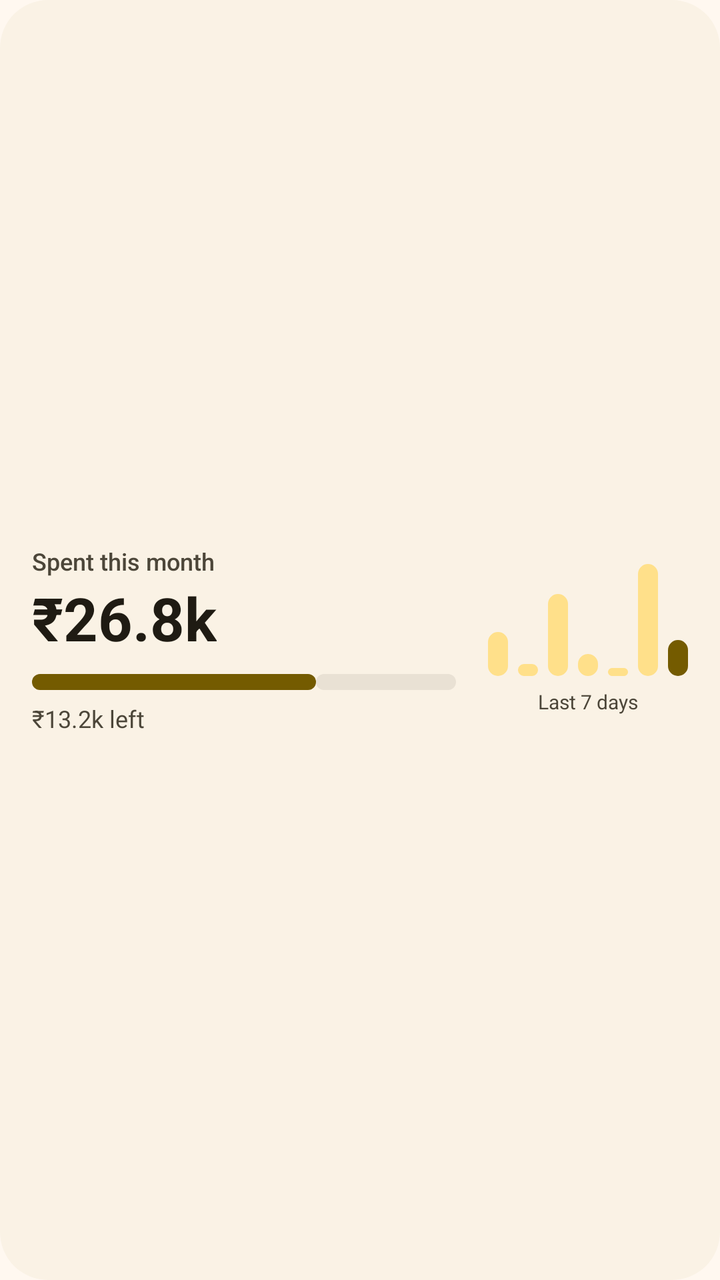
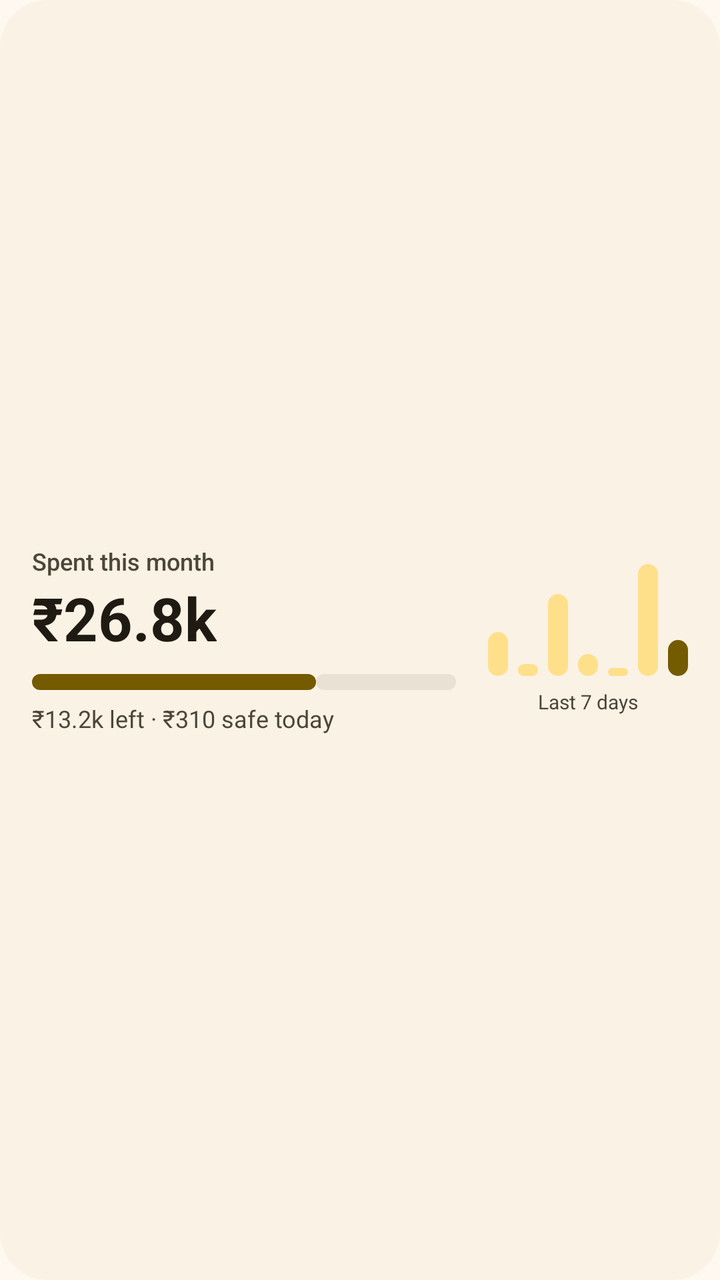

Compare the two renders of this Android layout. The source of the first and the diff that turns it into the second are given below.
<!-- AndroidManifest.xml: application theme Theme.Midas -->
<!-- res/layout/widget_preview_spending.xml -->
<?xml version="1.0" encoding="utf-8"?>
<LinearLayout xmlns:android="http://schemas.android.com/apk/res/android"
    xmlns:tools="http://schemas.android.com/tools"
    tools:ignore="HardcodedText,ContentDescription,DisableBaselineAlignment,SmallSp,UseCompoundDrawables"
    android:layout_width="match_parent" android:layout_height="match_parent"
    android:background="@drawable/widget_preview_bg" android:orientation="horizontal"
    android:gravity="center_vertical" android:padding="16dp">

    <LinearLayout android:layout_width="0dp" android:layout_height="wrap_content" android:layout_weight="1" android:orientation="vertical">
        <TextView android:layout_width="wrap_content" android:layout_height="wrap_content" android:text="Spent this month"
            android:textColor="@color/widget_on_surface_variant" android:textSize="12sp" android:fontFamily="sans-serif-medium" />
        <TextView android:layout_width="wrap_content" android:layout_height="wrap_content" android:text="₹26.8k"
            android:textColor="@color/widget_on_surface" android:textSize="30sp" android:textStyle="bold" />
        <LinearLayout android:layout_width="match_parent" android:layout_height="8dp" android:layout_marginTop="8dp" android:orientation="horizontal">
            <ImageView android:layout_width="0dp" android:layout_height="match_parent" android:layout_weight="67" android:src="@drawable/widget_preview_bar_hi" android:scaleType="fitXY" />
            <ImageView android:layout_width="0dp" android:layout_height="match_parent" android:layout_weight="33" android:src="@drawable/widget_preview_track" android:scaleType="fitXY" />
        </LinearLayout>
        <TextView android:layout_width="wrap_content" android:layout_height="wrap_content" android:layout_marginTop="6dp" android:text="₹13.2k left"
            android:textColor="@color/widget_on_surface_variant" android:textSize="12sp" />
    </LinearLayout>

    <LinearLayout android:layout_width="wrap_content" android:layout_height="wrap_content" android:layout_marginStart="16dp"
        android:orientation="vertical" android:gravity="center_horizontal">
        <LinearLayout android:layout_width="wrap_content" android:layout_height="56dp" android:orientation="horizontal" android:gravity="bottom">
            <ImageView android:layout_width="10dp" android:layout_height="22dp" android:src="@drawable/widget_preview_bar" android:scaleType="fitXY" />
            <ImageView android:layout_width="10dp" android:layout_height="6dp" android:layout_marginStart="5dp" android:src="@drawable/widget_preview_bar" android:scaleType="fitXY" />
            <ImageView android:layout_width="10dp" android:layout_height="41dp" android:layout_marginStart="5dp" android:src="@drawable/widget_preview_bar" android:scaleType="fitXY" />
            <ImageView android:layout_width="10dp" android:layout_height="11dp" android:layout_marginStart="5dp" android:src="@drawable/widget_preview_bar" android:scaleType="fitXY" />
            <ImageView android:layout_width="10dp" android:layout_height="4dp" android:layout_marginStart="5dp" android:src="@drawable/widget_preview_bar" android:scaleType="fitXY" />
            <ImageView android:layout_width="10dp" android:layout_height="56dp" android:layout_marginStart="5dp" android:src="@drawable/widget_preview_bar" android:scaleType="fitXY" />
            <ImageView android:layout_width="10dp" android:layout_height="18dp" android:layout_marginStart="5dp" android:src="@drawable/widget_preview_bar_hi" android:scaleType="fitXY" />
        </LinearLayout>
        <TextView android:layout_width="wrap_content" android:layout_height="wrap_content" android:layout_marginTop="6dp" android:text="Last 7 days"
            android:textColor="@color/widget_on_surface_variant" android:textSize="10sp" />
    </LinearLayout>
</LinearLayout>
<!-- resources referenced by this layout -->
<resources>
  <color name="widget_on_surface">#1F1B13</color>
  <color name="widget_on_surface_variant">#4C4639</color>
  <!-- drawable widget_preview_bar (drawable) -->
  <shape xmlns:android="http://schemas.android.com/apk/res/android" android:shape="rectangle">
      <solid android:color="@color/widget_primary_container" />
      <corners android:radius="5dp" />
  </shape>
  <!-- drawable widget_preview_bar_hi (drawable) -->
  <shape xmlns:android="http://schemas.android.com/apk/res/android" android:shape="rectangle">
      <solid android:color="@color/widget_primary" />
      <corners android:radius="5dp" />
  </shape>
  <!-- drawable widget_preview_bg (drawable) -->
  <shape xmlns:android="http://schemas.android.com/apk/res/android" android:shape="rectangle">
      <solid android:color="@color/widget_bg" />
      <corners android:radius="24dp" />
  </shape>
  <!-- drawable widget_preview_track (drawable) -->
  <shape xmlns:android="http://schemas.android.com/apk/res/android" android:shape="rectangle">
      <solid android:color="@color/widget_track" />
      <corners android:radius="4dp" />
  </shape>
  <style name="Theme.Midas" parent="android:Theme.Material.Light.NoActionBar">
          <item name="android:windowBackground">@color/window_background</item>
          <item name="android:statusBarColor">@android:color/transparent</item>
          <item name="android:navigationBarColor">@android:color/transparent</item>
      </style>
  <color name="widget_primary_container">#FFE08A</color>
  <color name="widget_primary">#745B00</color>
  <color name="widget_bg">#FAF2E5</color>
  <color name="widget_track">#E9E1D4</color>
  <color name="window_background">#FFF8F0</color>
</resources>

<!-- the commit's change to res/layout/widget_preview_spending.xml (unified diff, before → after) -->
@@ -15,7 +15,7 @@
             <ImageView android:layout_width="0dp" android:layout_height="match_parent" android:layout_weight="67" android:src="@drawable/widget_preview_bar_hi" android:scaleType="fitXY" />
             <ImageView android:layout_width="0dp" android:layout_height="match_parent" android:layout_weight="33" android:src="@drawable/widget_preview_track" android:scaleType="fitXY" />
         </LinearLayout>
-        <TextView android:layout_width="wrap_content" android:layout_height="wrap_content" android:layout_marginTop="6dp" android:text="₹13.2k left"
+        <TextView android:layout_width="wrap_content" android:layout_height="wrap_content" android:layout_marginTop="6dp" android:text="₹13.2k left · ₹310 safe today"
             android:textColor="@color/widget_on_surface_variant" android:textSize="12sp" />
     </LinearLayout>
 
